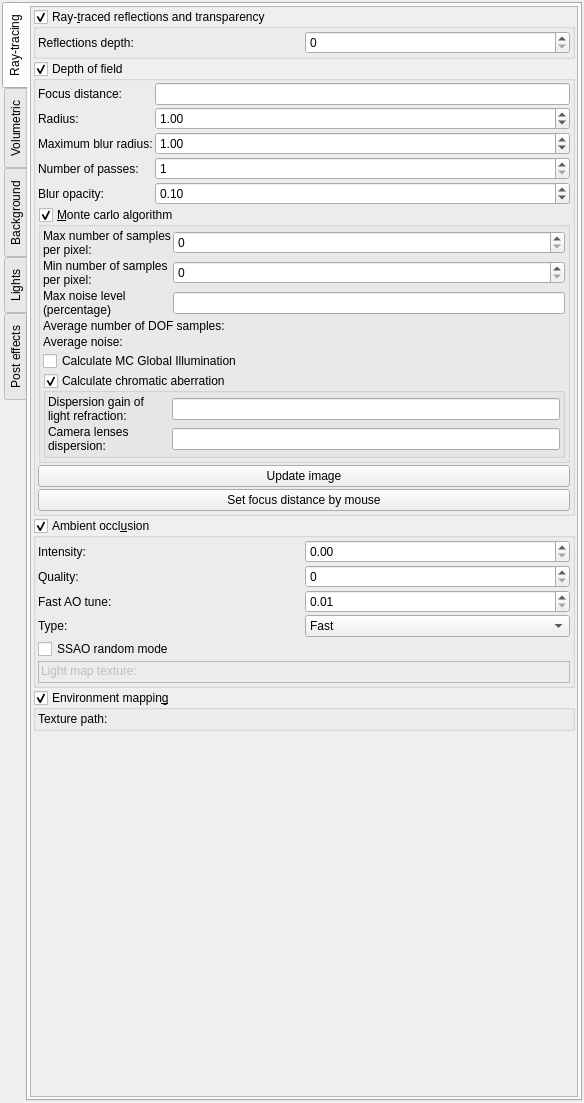
Above: mandelbulber2/qt/dock_effects.ui from buddhi1980/mandelbulber2 before the change. Below: the same form after it.
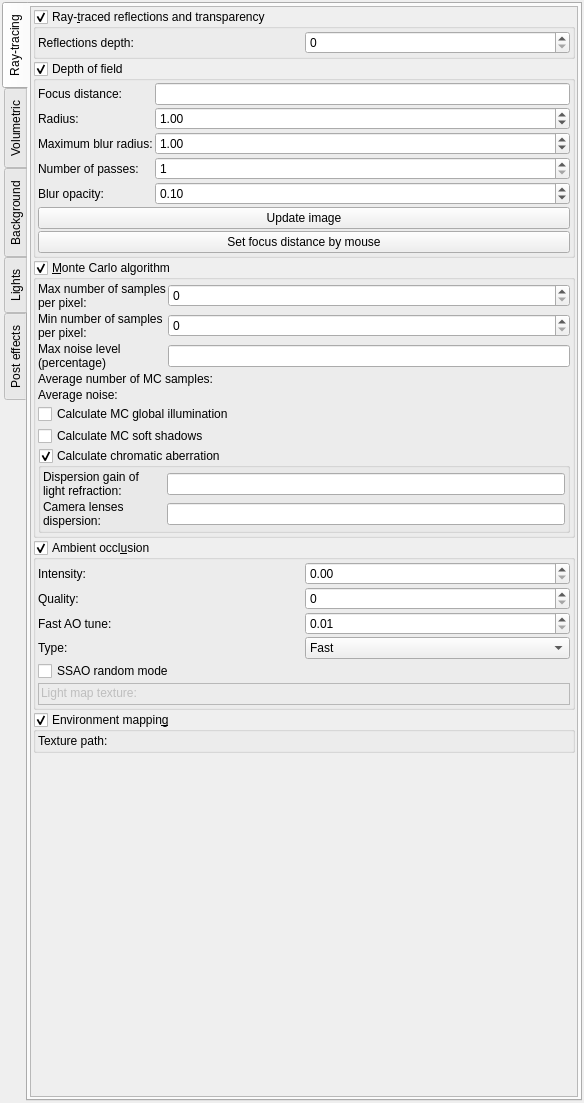
That is the form after the change. Icons and pictures are not drawn. Custom widgets are drawn as their Qt base class.

Commit message: Cleaned up MC Effects (possible to enable without DOF) Corrected anti-aliasing algorithm. Added MC Anti-aliasing (when DOF is disabled)

```diff
--- a/mandelbulber2/qt/dock_effects.ui
+++ b/mandelbulber2/qt/dock_effects.ui
@@ -351,12 +351,47 @@
                </layout>
               </item>
               <item>
+               <widget class="QPushButton" name="pushButton_DOF_update">
+                <property name="sizePolicy">
+                 <sizepolicy hsizetype="Minimum" vsizetype="Maximum">
+                  <horstretch>0</horstretch>
+                  <verstretch>0</verstretch>
+                 </sizepolicy>
+                </property>
+                <property name="toolTip">
+                 <string>&lt;html&gt;&lt;head/&gt;&lt;body&gt;&lt;p&gt;Update image after changes of DOF settings. Can be updated even after image rendering.&lt;/p&gt;&lt;/body&gt;&lt;/html&gt;</string>
+                </property>
+                <property name="text">
+                 <string>Update image</string>
+                </property>
+               </widget>
+              </item>
+              <item>
+               <widget class="QPushButton" name="pushButton_DOF_set_focus">
+                <property name="sizePolicy">
+                 <sizepolicy hsizetype="Minimum" vsizetype="Maximum">
+                  <horstretch>0</horstretch>
+                  <verstretch>0</verstretch>
+                 </sizepolicy>
+                </property>
+                <property name="toolTip">
+                 <string>&lt;html&gt;&lt;head/&gt;&lt;body&gt;&lt;p&gt;Setting of focus distance by mouse pointer. &lt;/p&gt;&lt;p&gt;Click on this button and then point the object on image which you want to appear in focus.&lt;/p&gt;&lt;p&gt;After using it don't forget to change &lt;span style=&quot; font-style:italic;&quot;&gt;Navigation&lt;/span&gt; / &lt;span style=&quot; font-style:italic;&quot;&gt;Mouse click function&lt;/span&gt; to continue work with the camera.&lt;/p&gt;&lt;/body&gt;&lt;/html&gt;</string>
+                </property>
+                <property name="text">
+                 <string>Set focus distance by mouse</string>
+                </property>
+               </widget>
+              </item>
+             </layout>
+            </widget>
+           </item>
+           <item>
                <widget class="MyGroupBox" name="groupCheck_DOF_monte_carlo">
                 <property name="toolTip">
                  <string>&lt;html&gt;&lt;head/&gt;&lt;body&gt;&lt;p&gt;Enables Monte Carlo algorithm for rendering the depth of field (DOF) effect. This effect is extremely slow for rendering, but gives a very realistic DOF appearance. &lt;/p&gt;&lt;p&gt;Remark: This effect cannot work properly when screen space ambient occlusion is enabled. &lt;/p&gt;&lt;/body&gt;&lt;/html&gt;</string>
                 </property>
                 <property name="title">
-                 <string>&amp;Monte carlo algorithm</string>
+              <string>&amp;Monte Carlo algorithm</string>
                 </property>
                 <property name="checkable">
                  <bool>true</bool>
@@ -441,7 +476,7 @@
                    <item row="3" column="0" colspan="2">
                     <widget class="QLabel" name="label_average_DOF_samples">
                      <property name="text">
-                      <string>Average number of DOF samples:</string>
+                   <string>Average number of MC samples:</string>
                      </property>
                     </widget>
                    </item>
@@ -466,7 +501,23 @@
                     <string>&lt;html&gt;&lt;head/&gt;&lt;body&gt;&lt;p&gt;Enables calculation of realistic global illumination using Monte Carlo algorithm&lt;/p&gt;&lt;/body&gt;&lt;/html&gt;</string>
                    </property>
                    <property name="text">
-                    <string>Calculate MC Global Illumination</string>
+                 <string>Calculate MC global illumination</string>
+                </property>
+               </widget>
+              </item>
+              <item>
+               <widget class="MyCheckBox" name="checkBox_DOF_MC_soft_shadows">
+                <property name="sizePolicy">
+                 <sizepolicy hsizetype="Minimum" vsizetype="Maximum">
+                  <horstretch>0</horstretch>
+                  <verstretch>0</verstretch>
+                 </sizepolicy>
+                </property>
+                <property name="toolTip">
+                 <string>&lt;html&gt;&lt;head/&gt;&lt;body&gt;&lt;p&gt;Enables calculation of realistic global illumination using Monte Carlo algorithm&lt;/p&gt;&lt;/body&gt;&lt;/html&gt;</string>
+                </property>
+                <property name="text">
+                 <string>Calculate MC soft shadows</string>
                    </property>
                   </widget>
                  </item>
@@ -537,41 +588,6 @@
                </widget>
               </item>
               <item>
-               <widget class="QPushButton" name="pushButton_DOF_update">
-                <property name="sizePolicy">
-                 <sizepolicy hsizetype="Minimum" vsizetype="Maximum">
-                  <horstretch>0</horstretch>
-                  <verstretch>0</verstretch>
-                 </sizepolicy>
-                </property>
-                <property name="toolTip">
-                 <string>&lt;html&gt;&lt;head/&gt;&lt;body&gt;&lt;p&gt;Update image after changes of DOF settings. Can be updated even after image rendering.&lt;/p&gt;&lt;/body&gt;&lt;/html&gt;</string>
-                </property>
-                <property name="text">
-                 <string>Update image</string>
-                </property>
-               </widget>
-              </item>
-              <item>
-               <widget class="QPushButton" name="pushButton_DOF_set_focus">
-                <property name="sizePolicy">
-                 <sizepolicy hsizetype="Minimum" vsizetype="Maximum">
-                  <horstretch>0</horstretch>
-                  <verstretch>0</verstretch>
-                 </sizepolicy>
-                </property>
-                <property name="toolTip">
-                 <string>&lt;html&gt;&lt;head/&gt;&lt;body&gt;&lt;p&gt;Setting of focus distance by mouse pointer. &lt;/p&gt;&lt;p&gt;Click on this button and then point the object on image which you want to appear in focus.&lt;/p&gt;&lt;p&gt;After using it don't forget to change &lt;span style=&quot; font-style:italic;&quot;&gt;Navigation&lt;/span&gt; / &lt;span style=&quot; font-style:italic;&quot;&gt;Mouse click function&lt;/span&gt; to continue work with the camera.&lt;/p&gt;&lt;/body&gt;&lt;/html&gt;</string>
-                </property>
-                <property name="text">
-                 <string>Set focus distance by mouse</string>
-                </property>
-               </widget>
-              </item>
-             </layout>
-            </widget>
-           </item>
-           <item>
             <widget class="MyGroupBox" name="groupCheck_ambient_occlusion_enabled">
              <property name="toolTip">
               <string>&lt;html&gt;&lt;head/&gt;&lt;body&gt;&lt;p&gt;Settings for scattered light effect&lt;/p&gt;&lt;p&gt;Types of ambient occlusion effect:&lt;/p&gt;&lt;table border=&quot;0&quot; style=&quot; margin-top:0px; margin-bottom:0px; margin-left:0px; margin-right:0px;&quot; cellspacing=&quot;2&quot; cellpadding=&quot;0&quot;&gt;&lt;tr&gt;&lt;td&gt;&lt;p&gt;Screen Space Ambient Occlusion (SSAO)&lt;/p&gt;&lt;/td&gt;&lt;td&gt;&lt;p&gt;Multiple rays&lt;/p&gt;&lt;/td&gt;&lt;td&gt;&lt;p&gt;Fast&lt;/p&gt;&lt;/td&gt;&lt;/tr&gt;&lt;tr&gt;&lt;td&gt;&lt;p&gt;&lt;img src=&quot;:/tooltips/tooltips_images/image - shader - ambient occlusion 1.0.jpg&quot;/&gt;&lt;/p&gt;&lt;/td&gt;&lt;td&gt;&lt;p&gt;&lt;img src=&quot;:/tooltips/tooltips_images/image - shader - ambient occlusion high quality.jpg&quot;/&gt;&lt;/p&gt;&lt;/td&gt;&lt;td&gt;&lt;p&gt;&lt;img src=&quot;:/tooltips/tooltips_images/image - shader - ambient occlusion fast mode.jpg&quot;/&gt;&lt;/p&gt;&lt;/td&gt;&lt;/tr&gt;&lt;/table&gt;&lt;p&gt;&lt;br/&gt;&lt;/p&gt;&lt;p&gt;&lt;span style=&quot; font-weight:600;&quot;&gt;SSAO&lt;/span&gt; - relatively fast post-effect based on z-Buffer&lt;br/&gt;note: using SSAO prevents one-pass anaglyph rendering&lt;/p&gt;&lt;p&gt;&lt;span style=&quot; font-weight:600;&quot;&gt;Multiple rays&lt;/span&gt; - based on calculation of rays in different directions. It uses texture to create colored light map. This effect slows down rendering.&lt;/p&gt;&lt;p&gt;&lt;span style=&quot; font-weight:600;&quot;&gt;Fast&lt;/span&gt; - simple and fast method to calculate scattered light effect. This the least accurate effect.&lt;/p&gt;&lt;/body&gt;&lt;/html&gt;</string>
```
Left out of the diff: 3 changed lines with no effect on the pictures. Lines whose indentation alone changed are shown as unchanged. The commit also changes 8 other files.
